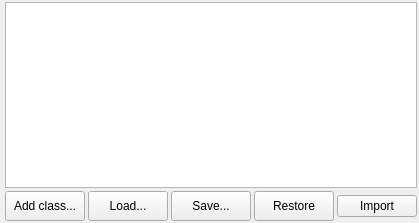
Qt form LDMP/gui/WidgetLCClassManage.ui (ConservationInternational/trends.earth) before a commit.
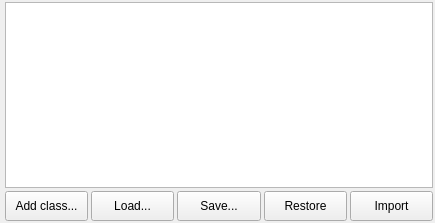
The same form after that commit.

Commit message: update lc setting manage button minimum size

```diff
--- a/LDMP/gui/WidgetLCClassManage.ui
+++ b/LDMP/gui/WidgetLCClassManage.ui
@@ -6,7 +6,7 @@
    <rect>
     <x>0</x>
     <y>0</y>
-    <width>408</width>
+    <width>435</width>
     <height>223</height>
    </rect>
   </property>
@@ -110,6 +110,12 @@
      </item>
      <item>
       <widget class="QPushButton" name="btn_import">
+       <property name="minimumSize">
+        <size>
+         <width>0</width>
+         <height>30</height>
+        </size>
+       </property>
        <property name="text">
         <string>Import</string>
        </property>
```
